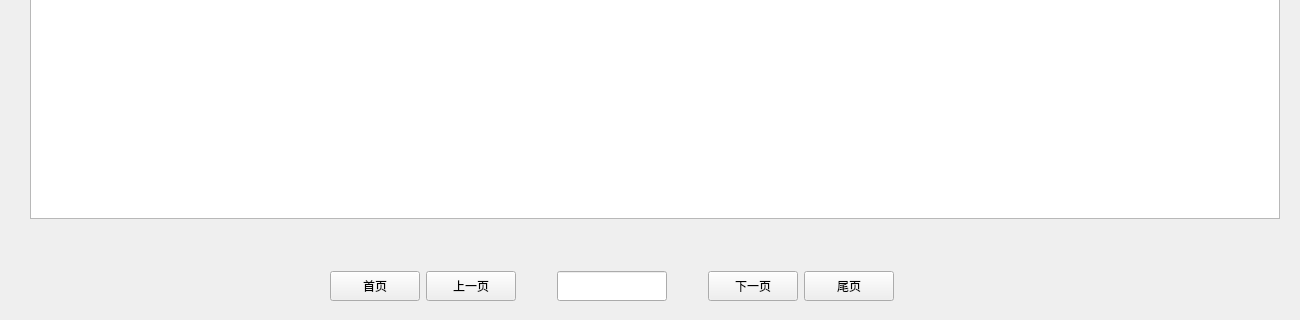
Qt form BMS/view/adminbookmanagement.ui (adventurer-w/Books-Management-System) before a commit; both pictures show x 0 to 1300 and y 580 to 900 of the 1300 by 900 pixel window.
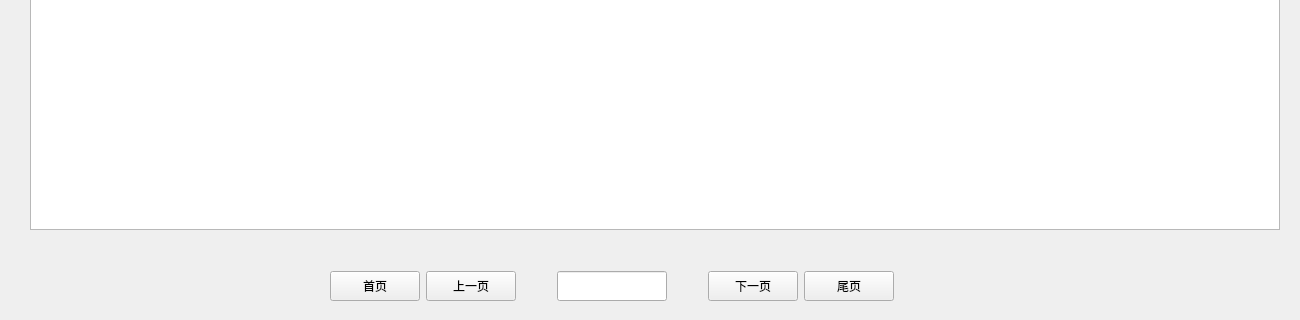
The same form after that commit.

Patch:
```diff
--- a/BMS/view/adminbookmanagement.ui
+++ b/BMS/view/adminbookmanagement.ui
@@ -19,7 +19,7 @@
      <x>30</x>
      <y>179</y>
      <width>1250</width>
-     <height>620</height>
+     <height>631</height>
     </rect>
    </property>
   </widget>
```
